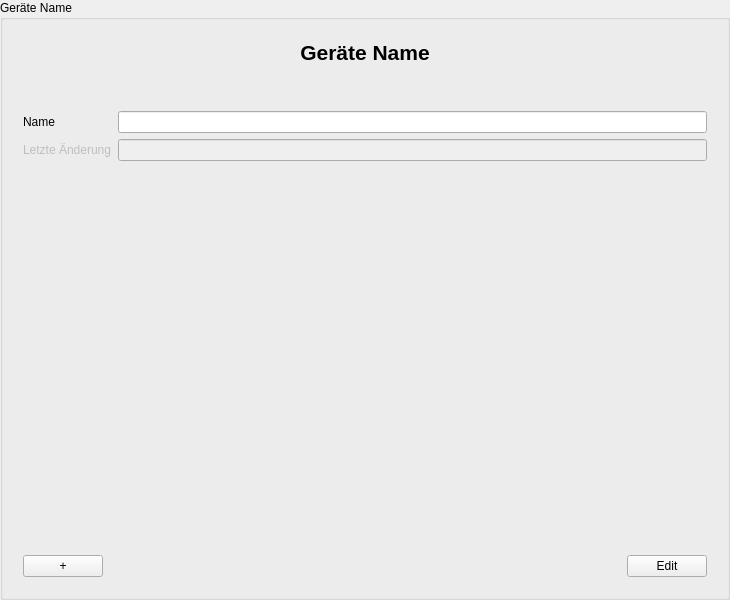
First picture: the form in src/libs/widgets/src/views/devicenameinputarea.ui, repository jmuelbert/jmbde-QT, before the edit.
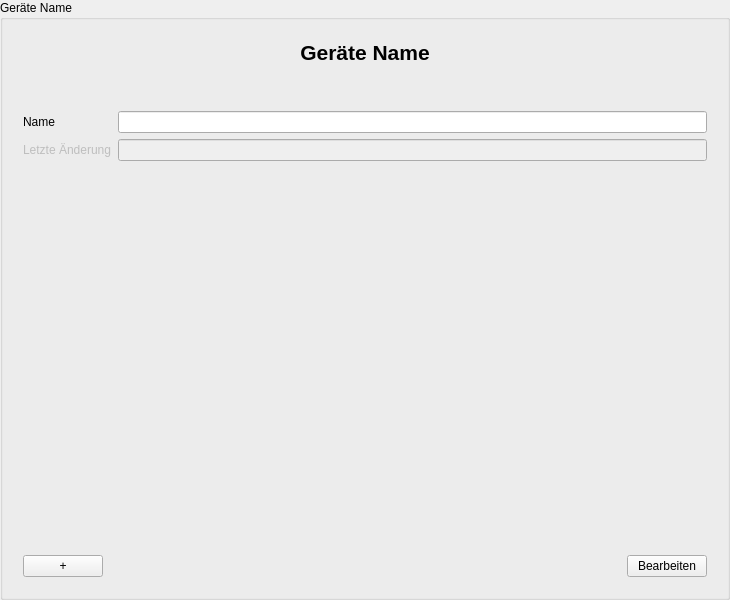
Second picture: the form after the edit.

The edit to the form file:
```diff
--- a/src/libs/widgets/src/views/devicenameinputarea.ui
+++ b/src/libs/widgets/src/views/devicenameinputarea.ui
@@ -63,7 +63,7 @@
       <item>
        <layout class="QFormLayout" name="formLayout">
         <item row="0" column="0">
-         <widget class="QLabel" name="nameLineEdit">
+         <widget class="QLabel" name="nameLabel">
           <property name="text">
            <string>Name</string>
           </property>
@@ -73,7 +73,7 @@
          </widget>
         </item>
         <item row="0" column="1">
-         <widget class="QLineEdit" name="nameLineEdit_2"/>
+         <widget class="QLineEdit" name="nameLineEdit"/>
         </item>
         <item row="1" column="0">
          <widget class="QLabel" name="lastUpdateLabel">
@@ -135,7 +135,7 @@
         <item>
          <widget class="QPushButton" name="pushButton_EditFinish">
           <property name="text">
-           <string>Edit</string>
+           <string>Bearbeiten</string>
           </property>
          </widget>
         </item>
```
Left out of the diff: 14 changed lines with no effect on the pictures.
